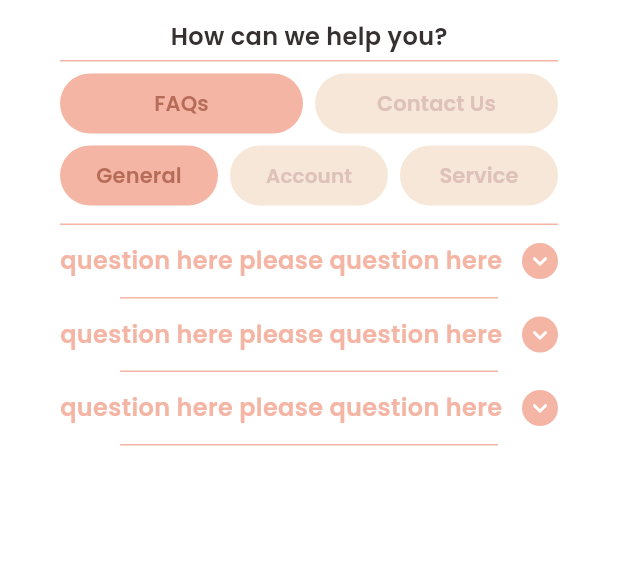
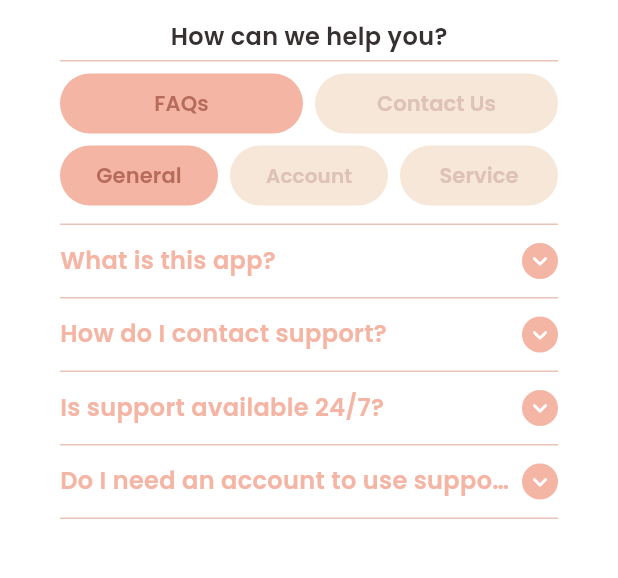
Before and after one commit to Ahmedmahmouddd/Customer_support_task, a Flutter app: the HelpFaqsView screen opened by its route, on a phone screen of 412 x 824 dp, the part 66-644 px from its top. Run offline on Flutter 3.47's test engine with Material 3 defaults, Android fonts, the phone set to English and light mode, and no system bars; our stand-ins replace cloud_firestore, firebase_core, flutter_svg, get; accounts and stored records are empty.

Commit message:
finish FAQs tab in help screen

```diff
--- a/lib/core/theme/app_colors.dart
+++ b/lib/core/theme/app_colors.dart
@@ -6,7 +6,7 @@ class AppColors {
   static const grey = Color(0xFF868484);
   static const salmon = Color(0xFFF4B5A4);
   static const beigeText = Color(0xFFdec1b9);
-  static const brownRosy = Color(0xFFDCBEB6);
+  static const brownRosy = Color(0xFFE9C3B8);
   static const terracotta = Color(0xFFB66C58);
   static const orangeDark = Color(0xFF4b4544);
   static const black = Color(0xFF363130);
--- a/lib/core/widgets/custom_divider.dart
+++ b/lib/core/widgets/custom_divider.dart
@@ -3,15 +3,17 @@ import 'package:customer_support_task/core/constants/app_constants.dart';
 import 'package:flutter/material.dart';
 
 class CustomDivider extends StatelessWidget {
-  const CustomDivider({super.key});
+  const CustomDivider({super.key, this.indent});
+
+  final double? indent;
 
   @override
   Widget build(BuildContext context) {
-    return const Divider(
+    return Divider(
       height: 1,
-      indent: AppConstants.horizontalPadding,
-      endIndent: AppConstants.horizontalPadding,
-      color: AppColors.salmon,
+      indent: indent ?? AppConstants.horizontalPadding,
+      endIndent: indent ?? AppConstants.horizontalPadding,
+      color: AppColors.brownRosy,
     );
   }
 }
--- /dev/null
+++ b/lib/core/widgets/icon_container.dart
@@ -0,0 +1,31 @@
+import 'package:customer_support_task/core/constants/app_constants.dart';
+import 'package:customer_support_task/core/theme/app_colors.dart';
+import 'package:flutter/material.dart';
+
+class IconContainer extends StatelessWidget {
+  const IconContainer({super.key, required this.icon, this.onTap});
+
+  final IconData icon;
+  final Function()? onTap;
+
+  @override
+  Widget build(BuildContext context) {
+    return InkWell(
+      borderRadius: BorderRadius.circular(50),
+      onTap: onTap,
+      child: Container(
+        width: AppConstants.extraSmallContainerSize,
+        height: AppConstants.extraSmallContainerSize,
+        decoration: BoxDecoration(
+          shape: BoxShape.circle,
+          color: AppColors.salmon,
+        ),
+        child: Icon(
+          icon,
+          size: AppConstants.smallIconSize,
+          color: AppColors.white,
+        ),
+      ),
+    );
+  }
+}
--- a/lib/l10n/intl_en.arb
+++ b/lib/l10n/intl_en.arb
@@ -1,23 +1,47 @@
 {
-    "homeMenu" : "Home Menu",
-    "customerService" : "Customer Service",
-    "helpFAQ" : "Help & FAQ",
-    "faqs" : "FAQs",
-    "contactUs" : "Contact Us",
-    "liveChat" : "Live Chat",
-    "iamHereToAssistYou" : "I am here to assist you",
-    "helloIamHereToAssistYou" : "Hello! I am here to assist you",
-    "sendAmessage" : "Send a message",
-    "isRequired" : "is required",
-    "howCanWeHelpYou" : "How can we help you?",
-    "support" : "Support",
-     "helpCenter" : "Help center",
-    "generalInformation" : "General Information",
-    "customerServiceText" : "Need assistance with your account, orders, or anything else? Our customer service team is always ready to help you out promptly and professionally.",
+    "homeMenu": "Home Menu",
+    "customerService": "Customer Service",
+    "helpFAQ": "Help & FAQ",
+    "faqs": "FAQs",
+    "contactUs": "Contact Us",
+    "liveChat": "Live Chat",
+    "iamHereToAssistYou": "I am here to assist you",
+    "helloIamHereToAssistYou": "Hello! I am here to assist you",
+    "sendAmessage": "Send a message",
+    "isRequired": "is required",
+    "howCanWeHelpYou": "How can we help you?",
+    "support": "Support",
+    "helpCenter": "Help center",
+    "generalInformation": "General Information",
+    "customerServiceText": "Need assistance with your account, orders, or anything else? Our customer service team is always ready to help you out promptly and professionally.",
     "profilePictureUpload": "Profile Picture Upload",
     "profilePicture": "Profile Picture",
-    "uploadYouProfilePicture" : "Upload your profile picture",
-    "general" : "General",
-    "account" : "Account",
-    "service" : "Service"
+    "uploadYouProfilePicture": "Upload your profile picture",
+    "general": "General",
+    "account": "Account",
+    "service": "Service",
+    "q1": "What is this app?",
+    "a1": "This app helps you connect with customer support quickly and easily.",
+    "q2": "How do I contact support?",
+    "a2": "You can use the live chat or send us a message via the Contact Us section.",
+    "q3": "Is support available 24/7?",
+    "a3": "Yes, our support team is available around the clock.",
+    "q4": "Do I need an account to use support?",
+    "a4": "No, you can access general help without logging in.",
+    "q5": "How do I reset my password?",
+    "a5": "Go to Settings > Account > Reset Password and follow the instructions.",
+    "q6": "How do I update my profile?",
+    "a6": "Navigate to your profile and tap Edit to update your information.",
+    "q7": "Can I change my email address?",
+    "a7": "Yes, you can update it in your account settings.",
+    "q8": "How do I delete my account?",
+    "a8": "Please contact support to request account deletion.",
+    "q9": "How do I track my service request?",
+    "a9": "Go to the Services section to see status and updates.",
+    "q10": "Can I cancel a request after submitting?",
+    "a10": "Yes, you can cancel it from the request details page.",
+    "q11": "What types of services are supported?",
+    "a11": "We support account help, technical support, and order inquiries.",
+    "q12": "How long does it take to get a response?",
+    "a12": "Usually within a few minutes via live chat, or up to 24 hours via email."
 }
--- a/lib/main.dart
+++ b/lib/main.dart
@@ -7,6 +7,7 @@ import 'package:firebase_core/firebase_core.dart';
 import 'package:flutter/material.dart';
 import 'package:get/get.dart';
 import 'package:flutter_localizations/flutter_localizations.dart';
+import 'package:intl/intl.dart';
 
 void main() async {
   WidgetsFlutterBinding.ensureInitialized();
@@ -36,3 +37,7 @@ class CustomerSupportApp extends StatelessWidget {
     );
   }
 }
+
+bool isArabicLocale() {
+  return Intl.getCurrentLocale().toLowerCase().startsWith('ar');
+}
--- a/lib/modules/help_faq/views/help_faqs_view.dart
+++ b/lib/modules/help_faq/views/help_faqs_view.dart
@@ -1,11 +1,12 @@
 import 'package:customer_support_task/core/constants/app_constants.dart';
-import 'package:customer_support_task/core/theme/app_colors.dart';
-import 'package:customer_support_task/core/theme/app_text_styles.dart';
 import 'package:customer_support_task/core/widgets/custom_appbar.dart';
 import 'package:customer_support_task/core/widgets/custom_divider.dart';
 import 'package:customer_support_task/generated/l10n.dart';
-import 'package:customer_support_task/modules/help_faq/views/help_screen_top_tabs.dart';
+import 'package:customer_support_task/modules/help_faq/widgets/account_faqs.dart';
+import 'package:customer_support_task/modules/help_faq/widgets/general_faqs.dart';
+import 'package:customer_support_task/modules/help_faq/widgets/help_screen_top_tabs.dart';
 import 'package:customer_support_task/modules/help_faq/widgets/faqs_tabs.dart';
+import 'package:customer_support_task/modules/help_faq/widgets/service_faqs.dart';
 import 'package:flutter/material.dart';
 
 class HelpFaqsView extends StatefulWidget {
@@ -40,15 +41,16 @@ class _HelpFaqsViewState extends State<HelpFaqsView> {
             ),
           SizedBox(height: AppConstants.smallPadding),
           CustomDivider(),
+          if (mainTabsIndex == 0)
             Expanded(
               child: Builder(
                 builder: (_) {
                   if (faqsTabsIndex == 0) {
-                  return const GeneralFaqsContent();
+                    return const GeneralFAQsContent();
                   } else if (faqsTabsIndex == 1) {
-                  return const AccountFaqsContent();
+                    return const AccountFAQsContent();
                   } else {
-                  return const ServiceFaqsContent();
+                    return const ServiceFAQsContent();
                   }
                 },
               ),
@@ -58,139 +60,3 @@ class _HelpFaqsViewState extends State<HelpFaqsView> {
     );
   }
 }
-
-///
-///
-///
-///
-///
-///
-///
-///
-///
-///
-///
-///
-///
-///
-///
-///
-///
-///
-///
-///
-///
-///
-///
-///
-///
-///
-///
-///
-
-class GeneralFaqsContent extends StatelessWidget {
-  const GeneralFaqsContent({super.key});
-
-  @override
-  Widget build(BuildContext context) {
-    return Padding(
-      padding: const EdgeInsets.symmetric(
-        horizontal: AppConstants.horizontalPadding,
-      ),
-      child: ListView(
-        children: [
-          HelpScreenQuestionTile(),
-          HelpScreenQuestionTile(),
-          HelpScreenQuestionTile(),
-        ],
-      ),
-    );
-  }
-}
-
-class HelpScreenQuestionTile extends StatelessWidget {
-  const HelpScreenQuestionTile({super.key});
-
-  @override
-  Widget build(BuildContext context) {
-    return Column(
-      children: [
-        Padding(
-          padding: const EdgeInsets.symmetric(
-            vertical: AppConstants.mediumPadding,
-          ),
-          child: Row(
-            children: [
-              Expanded(
-                child: Text(
-                  "question here please question here",
-                  overflow: TextOverflow.ellipsis,
-                  style: AppTextStyles.salmonBoldSubheading,
-                ),
-              ),
-              SizedBox(width: AppConstants.extraSmallPadding),
-              InkWell(
-                borderRadius: BorderRadius.circular(50),
-                onTap: () {},
-                child: Container(
-                  width: AppConstants.extraSmallContainerSize,
-                  height: AppConstants.extraSmallContainerSize,
-                  decoration: BoxDecoration(
-                    shape: BoxShape.circle,
-                    color: AppColors.salmon,
-                  ),
-                  child: Icon(
-                    Icons.keyboard_arrow_down_rounded,
-                    size: AppConstants.smallIconSize,
-                    color: AppColors.white,
-                  ),
-                ),
-              ),
-            ],
-          ),
-        ),
-        CustomDivider(),
-      ],
-    );
-  }
-}
-
-class AccountFaqsContent extends StatelessWidget {
-  const AccountFaqsContent({super.key});
-
-  @override
-  Widget build(BuildContext context) {
-    return ListView(
-      children: const [
-        ListTile(
-          title: Text("How to reset my password?"),
-          subtitle: Text("Go to Settings > Account > Reset Password."),
-        ),
-        ListTile(
-          title: Text("How to update profile?"),
-          subtitle: Text("Tap on Profile tab and edit your information."),
-        ),
-      ],
-    );
-  }
-}
-
-class ServiceFaqsContent extends StatelessWidget {
-  const ServiceFaqsContent({super.key});
-
-  @override
-  Widget build(BuildContext context) {
-    return ListView(
-      children: const [
-        ListTile(
-          title: Text("What is this app?"),
-          subtitle: Text("This app helps you connect with customer service."),
-        ),
-        ListTile(
-          title: Text("How do I use it?"),
-          subtitle: Text("Just tap on any feature to get started."),
-        ),
-      ],
-    );
-  }
-}
--- /dev/null
+++ b/lib/modules/help_faq/widgets/general_faqs.dart
@@ -0,0 +1,37 @@
+import 'package:customer_support_task/core/constants/app_constants.dart';
+import 'package:customer_support_task/generated/l10n.dart';
+import 'package:customer_support_task/modules/help_faq/widgets/help_screeb_question_tile.dart';
+import 'package:flutter/material.dart';
+
+class GeneralFAQsContent extends StatelessWidget {
+  const GeneralFAQsContent({super.key});
+
+  @override
+  Widget build(BuildContext context) {
+    return Padding(
+      padding: const EdgeInsets.symmetric(
+        horizontal: AppConstants.horizontalPadding,
+      ),
+      child: ListView(
+        children: [
+          HelpScreenQuestionTile(
+            question: S.of(context).q1,
+            answer: S.of(context).a1,
+          ),
+          HelpScreenQuestionTile(
+            question: S.of(context).q2,
+            answer: S.of(context).a2,
+          ),
+          HelpScreenQuestionTile(
+            question: S.of(context).q3,
+            answer: S.of(context).a3,
+          ),
+          HelpScreenQuestionTile(
+            question: S.of(context).q4,
+            answer: S.of(context).a4,
+          ),
+        ],
+      ),
+    );
+  }
+}
--- /dev/null
+++ b/lib/modules/help_faq/widgets/help_screeb_question_tile.dart
@@ -0,0 +1,88 @@
+import 'package:customer_support_task/core/constants/app_constants.dart';
+import 'package:customer_support_task/core/theme/app_colors.dart';
+import 'package:customer_support_task/core/theme/app_text_styles.dart';
+import 'package:customer_support_task/core/widgets/custom_divider.dart';
+import 'package:customer_support_task/core/widgets/icon_container.dart';
+import 'package:customer_support_task/main.dart';
+import 'package:flutter/material.dart';
+
+class HelpScreenQuestionTile extends StatefulWidget {
+  const HelpScreenQuestionTile({
+    super.key,
+    required this.question,
+    required this.answer,
+  });
+
+  final String question;
+  final String answer;
+
+  @override
+  State<HelpScreenQuestionTile> createState() => _HelpScreenQuestionTileState();
+}
+
+class _HelpScreenQuestionTileState extends State<HelpScreenQuestionTile> {
+  bool isExpanded = false;
+
+  @override
+  Widget build(BuildContext context) {
+    return Column(
+      children: [
+        GestureDetector(
+          onTap: () => setState(() => isExpanded = !isExpanded),
+          child: Padding(
+            padding: const EdgeInsets.symmetric(
+              vertical: AppConstants.mediumPadding,
+            ),
+            child: Row(
+              crossAxisAlignment: CrossAxisAlignment.start,
+              children: [
+                (isExpanded)
+                    ? Expanded(
+                        child: Text(
+                          widget.question,
+                          style: AppTextStyles.salmonBoldSubheading,
+                        ),
+                      )
+                    : Expanded(
+                        child: Text(
+                          widget.question,
+                          overflow: TextOverflow.ellipsis,
+                          style: AppTextStyles.salmonBoldSubheading,
+                        ),
+                      ),
+                SizedBox(width: AppConstants.extraSmallPadding),
+                (isExpanded)
+                    ? Icon(
+                        Icons.keyboard_arrow_up_rounded,
+                        color: AppColors.black,
+                      )
+                    : IconContainer(
+                        icon: isExpanded
+                            ? Icons.keyboard_arrow_up_rounded
+                            : Icons.keyboard_arrow_down_rounded,
+                      ),
+              ],
+            ),
+          ),
+        ),
+        if (isExpanded) CustomDivider(indent: 0),
+        if (isExpanded) SizedBox(height: AppConstants.smallPadding),
+        if (isExpanded)
+          Padding(
+            padding: const EdgeInsets.only(
+              bottom: AppConstants.mediumPadding,
+              left: AppConstants.smallPadding,
+              right: AppConstants.smallPadding,
+            ),
+            child: Align(
+              alignment: isArabicLocale()
+                  ? Alignment.centerRight
+                  : Alignment.centerLeft,
+              child: Text(widget.answer, style: AppTextStyles.blackBody),
+            ),
+          ),
+        const CustomDivider(indent: 0),
+      ],
+    );
+  }
+}
--- a/lib/modules/home/views/home_view.dart
+++ b/lib/modules/home/views/home_view.dart
@@ -13,11 +13,11 @@ class HomeView extends StatelessWidget {
   @override
   Widget build(BuildContext context) {
     final items = [
+      HomeMenuItem(label: S.of(context).helpFAQ, route: AppRoutes.helpFaqs),
       HomeMenuItem(
         label: S.of(context).customerService,
         route: AppRoutes.customerService,
       ),
-      HomeMenuItem(label: S.of(context).helpFAQ, route: AppRoutes.helpFaqs),
       HomeMenuItem(label: S.of(context).liveChat, route: AppRoutes.liveChat),
       HomeMenuItem(
         label: S.of(context).profilePictureUpload,
```
Also changed, not shown: lib/l10n/intl_ar.arb (+33 -5 lines), lib/modules/customer_service/widgets/customer_service_navigation_container.dart (+3 -16 lines), lib/modules/help_faq/widgets/account_faqs.dart (added, +37 -0 lines), lib/modules/help_faq/widgets/service_faqs.dart (added, +37 -0 lines), lib/generated/intl/messages_ar.dart, lib/generated/intl/messages_en.dart, lib/generated/l10n.dart, lib/modules/help_faq/widgets/help_screen_top_tabs.dart (renamed from lib/modules/help_faq/views/help_screen_top_tabs.dart). Lines whose indentation alone changed are shown as unchanged.
